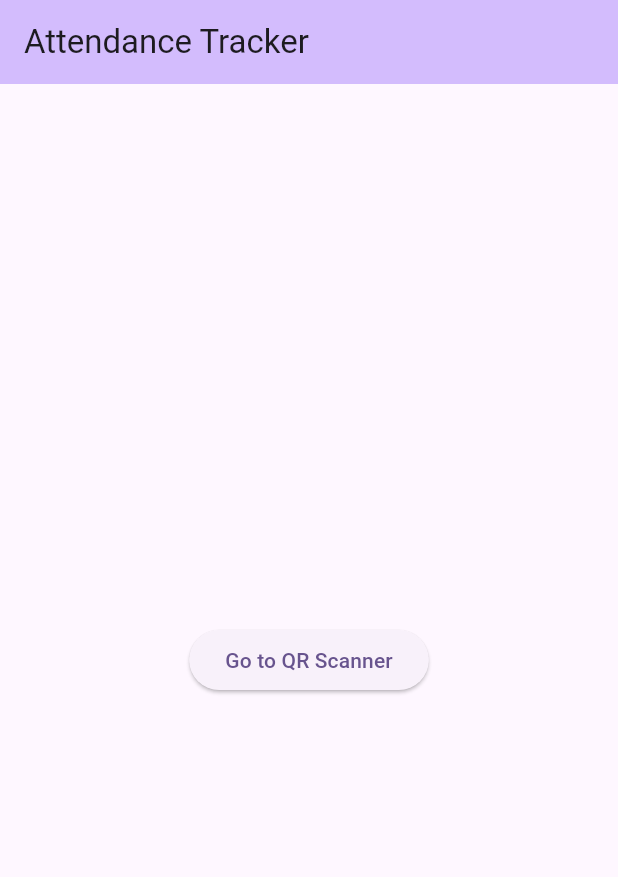
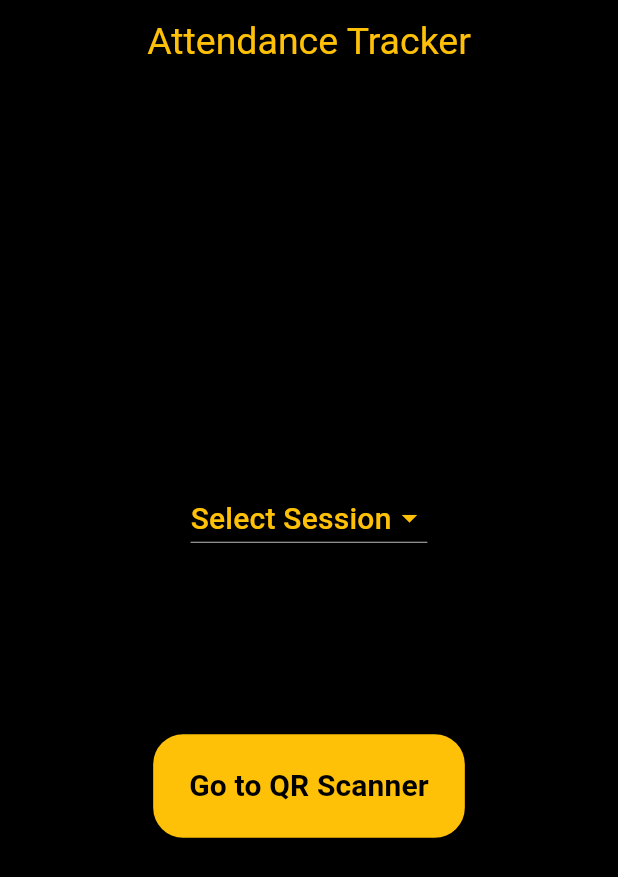
Before and after one commit to Anamika457/attendance-tracker, a Flutter app: the screen it shows after launch, on a phone screen of 412 x 824 dp. Shown: the top 877 px of the screen. Run offline on Flutter 3.47's test engine with Material 3 defaults, Android fonts, the phone set to English and light mode, and no system bars; our stand-ins replace permission_handler; missing offline and left inert: qr_code_scanner.

Commit message:
added sessions and confirmation page

```diff
--- a/lib/main.dart
+++ b/lib/main.dart
@@ -2,6 +2,8 @@
 import 'package:attendance_tracker/scanner.dart';
 
 void main() {
+   WidgetsFlutterBinding.ensureInitialized();
+  PaintingBinding.instance!.imageCache!.maximumSize = 100;
   runApp(const MyApp());
 }
 
@@ -11,60 +13,120 @@
   @override
   Widget build(BuildContext context) {
     return MaterialApp(
-      title: 'Flutter Demo',
+      title: 'Attendance Tracker',
       theme: ThemeData(
-        colorScheme: ColorScheme.fromSeed(seedColor: Colors.deepPurple),
-        useMaterial3: true,
+        scaffoldBackgroundColor: const Color.fromARGB(255, 0, 0, 0),
+        primaryColor: Colors.amber,
+        textTheme: const TextTheme(
+          displayLarge: TextStyle(
+            color: Colors.amber,
+            fontSize: 36,
+            fontWeight: FontWeight.bold,
+          ),
+          labelLarge: TextStyle(
+            fontSize: 18,
+            color: Colors.black,
+          ),
+        ),
       ),
-      home: const MyHomePage(title: 'Attendance Tracker'),
+      home: const HomePage(),
     );
   }
 }
 
-class MyHomePage extends StatefulWidget {
-  const MyHomePage({super.key, required this.title});
-
-  final String title;
+class HomePage extends StatefulWidget {
+  const HomePage({super.key});
 
   @override
-  State<MyHomePage> createState() => _MyHomePageState();
+  State<HomePage> createState() => _HomePageState();
 }
 
-class _MyHomePageState extends State<MyHomePage> {
-  int _counter = 0;
+class _HomePageState extends State<HomePage> {
 
-  void _incrementCounter() {
-    setState(() {
-      _counter++;
-    });
-  }
+  String? selectedValue;
+  final List<String> dropdownItems = ['Session 1', 'Session 2', 'Session 3'];
 
   @override
   Widget build(BuildContext context) {
     return Scaffold(
       appBar: AppBar(
-        backgroundColor: Theme.of(context).colorScheme.inversePrimary,
-        title: Text(widget.title),
+        backgroundColor: Colors.black,
+        automaticallyImplyLeading: false,
+        title: const Text(
+          'Attendance Tracker',
+          style: TextStyle(
+            color: Colors.amber,
+            fontSize: 25,
+          ),
+        ),
+        centerTitle: true,
       ),
       body: Center(
         child: Column(
           mainAxisAlignment: MainAxisAlignment.center,
           children: <Widget>[
-
-            ElevatedButton(
-              onPressed: () {
-
-                Navigator.push(
-                  context,
-                  MaterialPageRoute(builder: (context) => QRScanPage()),
+            DropdownButton<String>(
+              value: selectedValue,
+              hint: const Text(
+                'Select Session',
+                style: TextStyle(color: Colors.amber, fontSize: 20),
+              ),
+              dropdownColor: Colors.black,
+              icon: const Icon(Icons.arrow_drop_down, color: Colors.amber),
+              items: dropdownItems.map((String item) {
+                return DropdownMenuItem<String>(
+                  value: item,
+                  child: Text(
+                    item,
+                    style: const TextStyle(color: Colors.amber),
+                  ),
                 );
+              }).toList(),
+              onChanged: (newValue) {
+                setState(() {
+                  selectedValue = newValue;
+                });
               },
-              child: const Text('Go to QR Scanner'),
+            ),
+            const SizedBox(height: 120),
+            Container(
+              decoration: BoxDecoration(
+                boxShadow: [
+                  BoxShadow(
+                    color: Colors.black.withOpacity(0.3),
+                    blurRadius: 10,
+                    offset: const Offset(0, 5),
+                  ),
+                ],
+                borderRadius: BorderRadius.circular(20),
+              ),
+              child: ElevatedButton(
+                onPressed: () {
+                  Navigator.push(
+                    context,
+                    MaterialPageRoute(builder: (context) => QRScanPage()),
+                  );
+                },
+                style: ElevatedButton.styleFrom(
+                  backgroundColor: Colors.amber,
+                  foregroundColor: Colors.black,
+                  padding: const EdgeInsets.symmetric(horizontal: 24, vertical: 20),
+                  shape: RoundedRectangleBorder(
+                    borderRadius: BorderRadius.circular(20),
+                 ),
+                ),
+                child: const Text(
+                  'Go to QR Scanner',
+                  style: TextStyle(
+                    fontSize: 20,
+                    fontWeight: FontWeight.bold,
+                  ),
+                ),
+              ),
             ),
           ],
         ),
       ),
-
     );
   }
 }
--- a/pubspec.yaml
+++ b/pubspec.yaml
@@ -62,8 +62,8 @@ flutter:
   uses-material-design: true
 
   # To add assets to your application, add an assets section, like this:
-  # assets:
-  #   - images/a_dot_burr.jpeg
+  assets:
+    - assets/amfoss-white-full.png
   #   - images/a_dot_ham.jpeg
 
   # An image asset can refer to one or more resolution-specific "variants", see
```
Also changed, not shown: lib/confirmation.dart (added, +104 -0 lines), lib/scanner.dart (+49 -16 lines), assets/amfoss-white-full.png (added).
